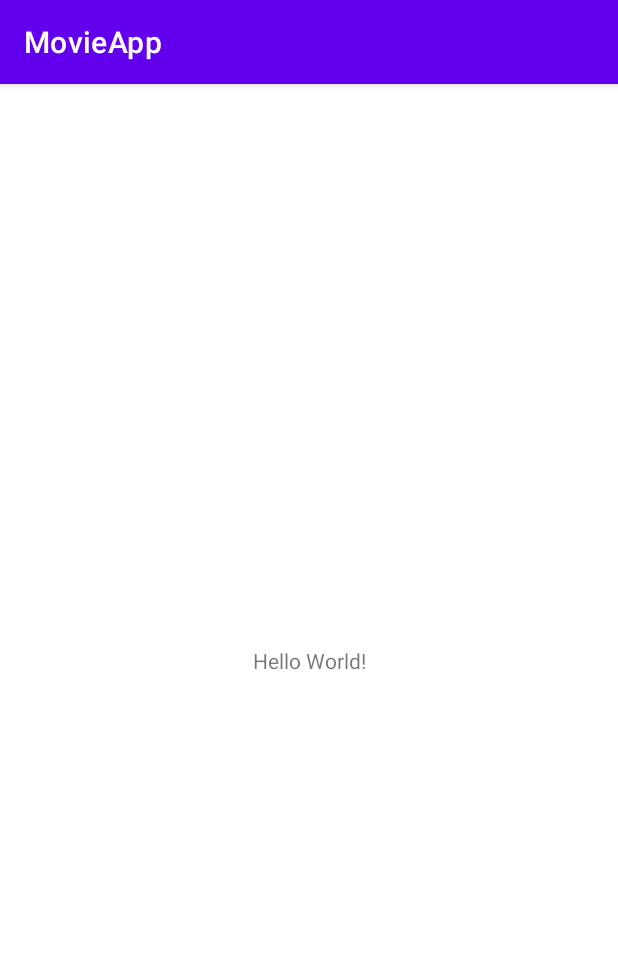
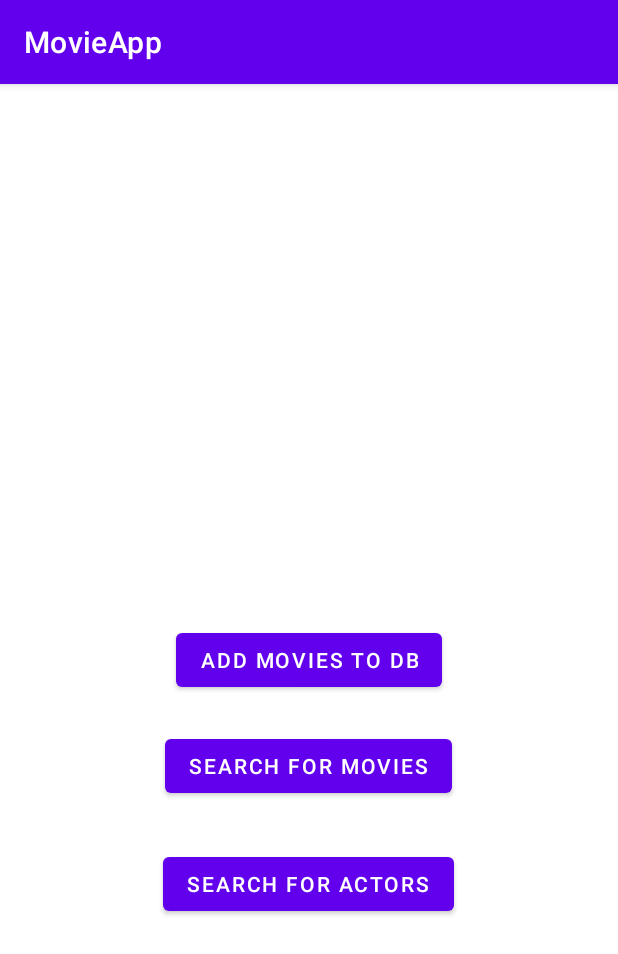
Before and after one commit to Janithabhayarathna/Movie-App, an Android app: the screen it shows after launch (MainActivity), on a phone screen of 412 x 824 dp. Shown: the top 954 px of the screen. Run offline under Robolectric (Android 15) with nearby library versions, the light colour scheme and no system bars.

Commit message:
Initialized the three buttons.

```diff
--- a/app/src/main/res/layout/activity_main.xml
+++ b/app/src/main/res/layout/activity_main.xml
@@ -6,13 +6,37 @@
     android:layout_height="match_parent"
     tools:context=".MainActivity">
 
-    <TextView
+    <Button
+        android:id="@+id/button"
         android:layout_width="wrap_content"
         android:layout_height="wrap_content"
-        android:text="Hello World!"
+        android:text="Add Movies to DB"
         app:layout_constraintBottom_toBottomOf="parent"
-        app:layout_constraintLeft_toLeftOf="parent"
-        app:layout_constraintRight_toRightOf="parent"
+        app:layout_constraintEnd_toEndOf="parent"
+        app:layout_constraintStart_toStartOf="parent"
         app:layout_constraintTop_toTopOf="parent" />
 
+    <Button
+        android:id="@+id/button2"
+        android:layout_width="wrap_content"
+        android:layout_height="wrap_content"
+        android:text="Search for Movies"
+        app:layout_constraintBottom_toBottomOf="parent"
+        app:layout_constraintEnd_toEndOf="parent"
+        app:layout_constraintHorizontal_bias="0.498"
+        app:layout_constraintStart_toStartOf="parent"
+        app:layout_constraintTop_toTopOf="parent"
+        app:layout_constraintVertical_bias="0.598" />
+
+    <Button
+        android:id="@+id/button3"
+        android:layout_width="wrap_content"
+        android:layout_height="wrap_content"
+        android:text="Search for Actors"
+        app:layout_constraintBottom_toBottomOf="parent"
+        app:layout_constraintEnd_toEndOf="parent"
+        app:layout_constraintHorizontal_bias="0.498"
+        app:layout_constraintStart_toStartOf="parent"
+        app:layout_constraintTop_toTopOf="parent"
+        app:layout_constraintVertical_bias="0.707" />
 </androidx.constraintlayout.widget.ConstraintLayout>
```
